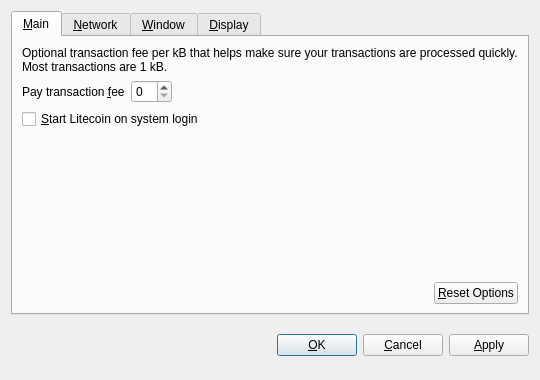
First picture: the form in src/qt/forms/optionsdialog.ui, repository omnicoin/eurobit, before the edit.
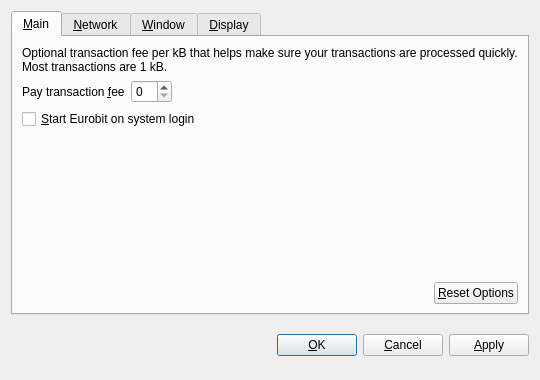
Second picture: the form after the edit. Custom widgets are drawn as their Qt base class.

Commit message: first changes from Litecoin to EuroBit

Patch:
```diff
--- a/src/qt/forms/optionsdialog.ui
+++ b/src/qt/forms/optionsdialog.ui
@@ -82,7 +82,7 @@
           <string>Automatically start Litecoin after logging in to the system.</string>
          </property>
          <property name="text">
-          <string>&amp;Start Litecoin on system login</string>
+          <string>&amp;Start Eurobit on system login</string>
          </property>
         </widget>
        </item>
```
Left out of the diff: 18 changed lines with no effect on the pictures. The commit also changes 264 other files.
